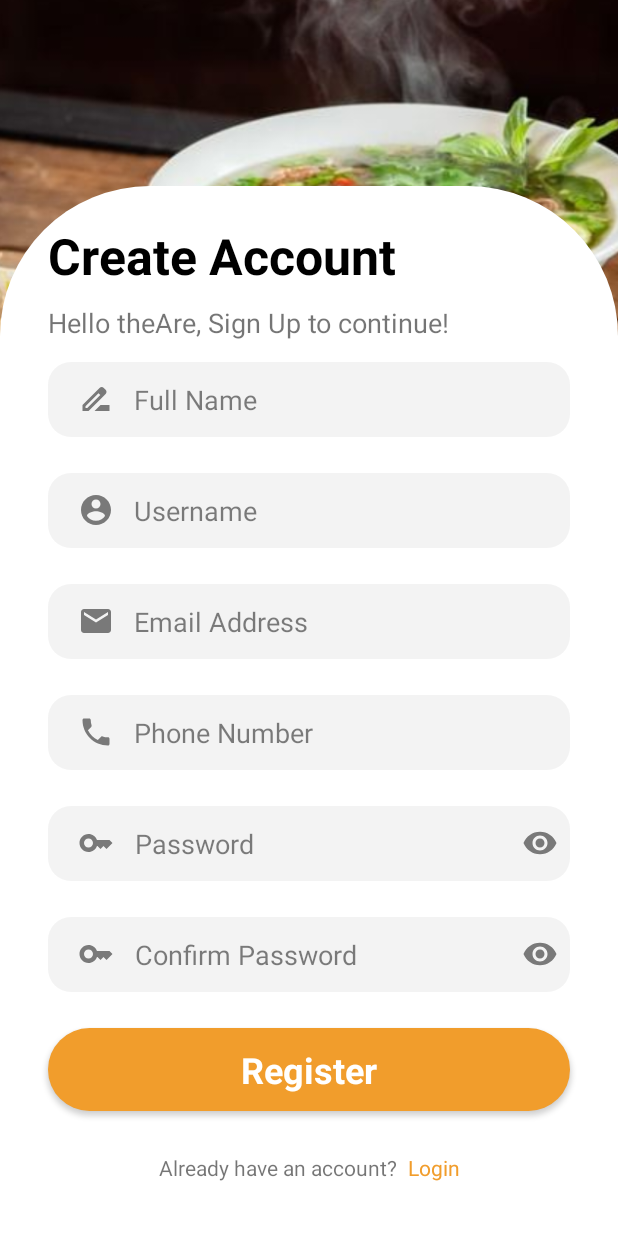
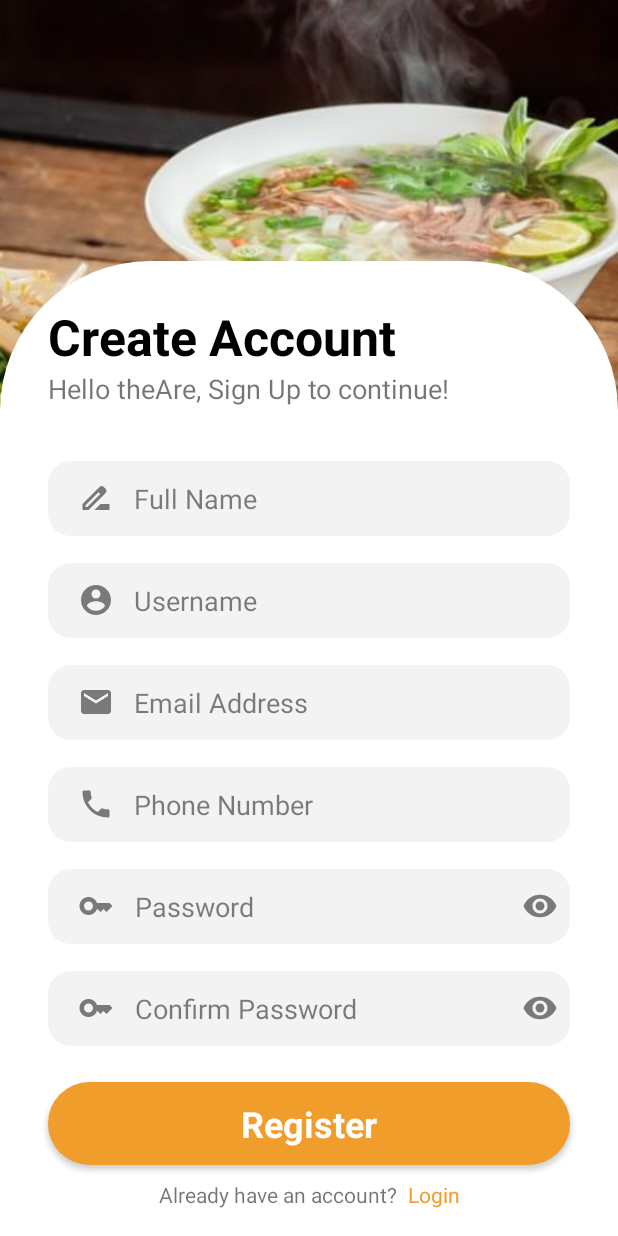
Before and after one commit to ngongo0108/KingPho, an Android app: the SignUpActivity screen opened directly, with no data from a screen before it, on a phone screen of 412 x 824 dp. Run offline under Robolectric (Android 15) with nearby library versions, the phone set to English and light mode, and no system bars.

Commit message:
signin-signup

```diff
--- a/app/src/main/res/layout/activity_sign_up.xml
+++ b/app/src/main/res/layout/activity_sign_up.xml
@@ -1,4 +1,3 @@
-
 <androidx.constraintlayout.widget.ConstraintLayout xmlns:android="http://schemas.android.com/apk/res/android"
     xmlns:app="http://schemas.android.com/apk/res-auto"
     xmlns:tools="http://schemas.android.com/tools"
@@ -17,26 +16,24 @@
         app:srcCompat="@drawable/background_img2"
         android:scaleType="centerCrop" />
 
-
-    <View
+    <FrameLayout
         android:id="@+id/rounded_background"
         android:layout_width="0dp"
-        android:layout_height="700dp"
+        android:layout_height="650dp"
         android:background="@drawable/rounded_background"
         app:layout_constraintBottom_toBottomOf="parent"
         app:layout_constraintEnd_toEndOf="parent"
         app:layout_constraintHorizontal_bias="0.0"
         app:layout_constraintStart_toStartOf="parent"
         app:layout_constraintTop_toTopOf="parent"
-        app:layout_constraintVertical_bias="1.0" />
+        app:layout_constraintVertical_bias="1.0">
 
         <LinearLayout
             android:id="@+id/linearLayout2"
             android:layout_width="match_parent"
             android:layout_height="90dp"
-        android:layout_marginTop="24dp"
             android:orientation="vertical"
-        android:weightSum="2"
+            android:layout_marginTop="28dp"
             app:layout_constraintTop_toTopOf="@+id/rounded_background"
             tools:layout_editor_absoluteX="0dp">
 
@@ -45,7 +42,6 @@
                 android:layout_width="match_parent"
                 android:layout_height="wrap_content"
                 android:layout_marginStart="32dp"
-            android:layout_weight="1"
                 android:text="Create Account"
                 android:textColor="@color/black"
                 android:textSize="33dp"
@@ -56,7 +52,6 @@
                 android:layout_width="match_parent"
                 android:layout_height="wrap_content"
                 android:layout_marginStart="32dp"
-            android:layout_weight="1"
                 android:text="Hello theAre, Sign Up to continue!"
                 android:textSize="18dp" />
         </LinearLayout>
@@ -65,13 +60,9 @@
             android:id="@+id/linearLayout"
             android:layout_width="match_parent"
             android:layout_height="wrap_content"
-        android:layout_marginBottom="28dp"
+            android:layout_marginBottom="8dp"
             android:orientation="vertical"
-        app:layout_constraintBottom_toBottomOf="parent"
-        app:layout_constraintEnd_toEndOf="parent"
-        app:layout_constraintHorizontal_bias="0.0"
-        app:layout_constraintStart_toStartOf="parent">
-
+            android:layout_gravity="bottom">
 
             <EditText
                 android:id="@+id/edtFullname"
@@ -80,7 +71,7 @@
                 android:layout_marginStart="32dp"
                 android:layout_marginTop="8dp"
                 android:layout_marginEnd="32dp"
-            android:layout_marginBottom="16dp"
+                android:layout_marginBottom="10dp"
                 android:background="@drawable/edittext_background"
                 android:drawableLeft="@drawable/baseline_drive_file_rename_outline_24"
                 android:drawablePadding="13dp"
@@ -97,7 +88,7 @@
                 android:layout_marginStart="32dp"
                 android:layout_marginTop="8dp"
                 android:layout_marginEnd="32dp"
-            android:layout_marginBottom="16dp"
+                android:layout_marginBottom="10dp"
                 android:background="@drawable/edittext_background"
                 android:drawableLeft="@drawable/baseline_account_circle_24"
                 android:drawablePadding="13dp"
@@ -114,7 +105,7 @@
                 android:layout_marginStart="32dp"
                 android:layout_marginTop="8dp"
                 android:layout_marginEnd="32dp"
-            android:layout_marginBottom="16dp"
+                android:layout_marginBottom="10dp"
                 android:background="@drawable/edittext_background"
                 android:drawableLeft="@drawable/baseline_email_24"
                 android:drawablePadding="13dp"
@@ -131,7 +122,7 @@
                 android:layout_marginStart="32dp"
                 android:layout_marginTop="8dp"
                 android:layout_marginEnd="32dp"
-            android:layout_marginBottom="16dp"
+                android:layout_marginBottom="10dp"
                 android:background="@drawable/edittext_background"
                 android:drawableLeft="@drawable/baseline_local_phone_24"
                 android:drawablePadding="13dp"
@@ -147,7 +138,7 @@
                 android:layout_marginStart="32dp"
                 android:layout_marginTop="8dp"
                 android:layout_marginEnd="32dp"
-            android:layout_marginBottom="16dp"
+                android:layout_marginBottom="10dp"
                 android:background="@drawable/edittext_background">
 
                 <ImageView
@@ -231,7 +222,6 @@
                     android:src="@drawable/baseline_remove_red_eye_24" />
             </RelativeLayout>
 
-
             <Button
                 android:id="@+id/btnSignUp"
                 style="@android:style/Widget.Button"
@@ -250,8 +240,8 @@
             <LinearLayout
                 android:layout_width="match_parent"
                 android:layout_height="wrap_content"
-            android:layout_marginTop="28dp"
-            android:layout_marginBottom="8dp"
+                android:layout_marginTop="10dp"
+                android:layout_marginBottom="10dp"
                 android:gravity="center"
                 android:orientation="horizontal">
 
@@ -270,7 +260,6 @@
                     android:textAlignment="center"
                     android:textColor="#f19d2c" />
             </LinearLayout>
-
         </LinearLayout>
-
+    </FrameLayout>
 </androidx.constraintlayout.widget.ConstraintLayout>
```
Also changed, not shown: app/src/main/res/layout/activity_check_email.xml (+11 -10 lines), app/src/main/res/layout/activity_forgot_password.xml (+13 -7 lines), app/src/main/res/layout/activity_login.xml (+12 -37 lines). Lines whose indentation alone changed are shown as unchanged.
